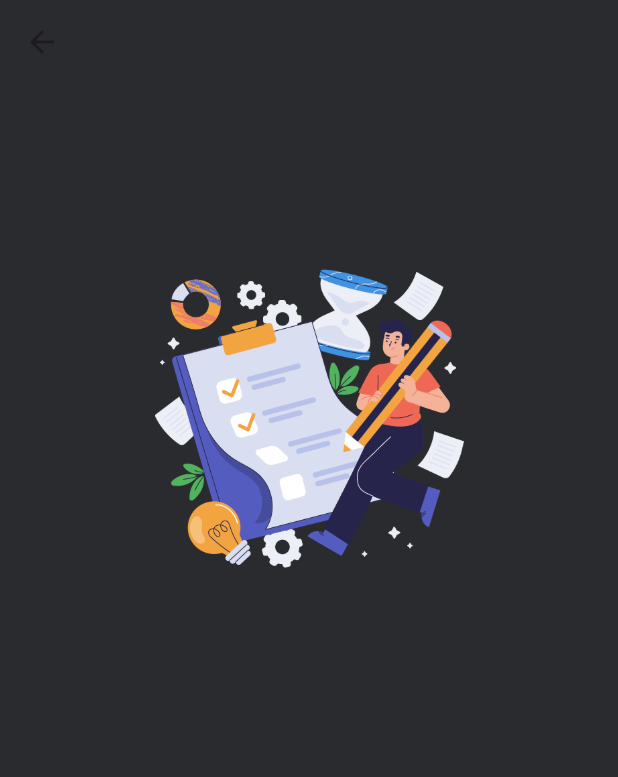
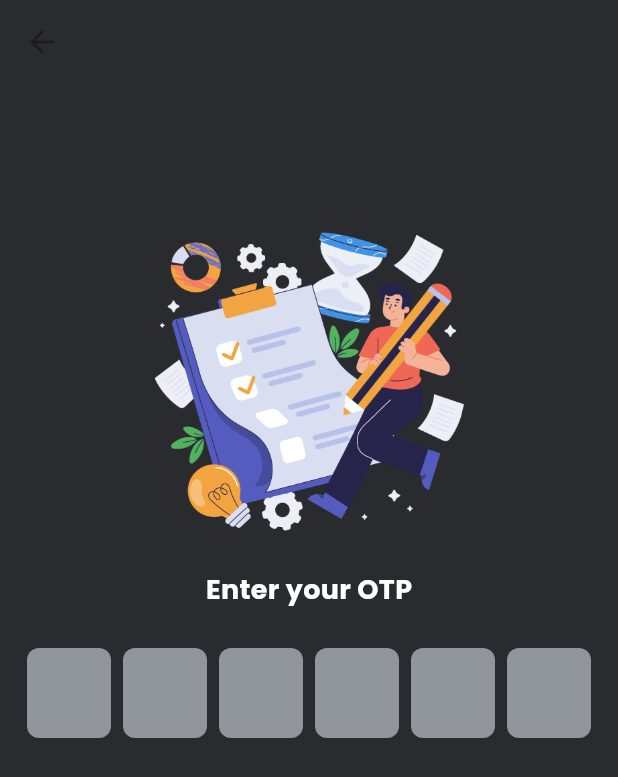
Before and after one commit to Njuguna-JohnBrian/taskify, a Flutter app: the OtpPage screen opened directly, on a phone screen of 412 x 824 dp. Shown: the top 777 px of the screen. Run offline on Flutter 3.47's test engine with Material 2 defaults, Android fonts, the phone set to English and light mode, and no system bars; drawn by our look-alikes of pinput; our stand-ins replace country_picker, flutter_screenutil, flutter_vector_icons, google_fonts, hooks_riverpod, smooth_page_indicator.

Commit message:
warp up on OTP page

```diff
--- a/lib/features/auth/pages/otp_page.dart
+++ b/lib/features/auth/pages/otp_page.dart
@@ -1,6 +1,9 @@
 import 'package:flutter/material.dart';
+import 'package:pinput/pinput.dart';
 import 'package:taskify/common/utils/constants.dart';
+import 'package:taskify/common/widgets/appstyle.dart';
 import 'package:taskify/common/widgets/height_spacer.dart';
+import 'package:taskify/common/widgets/reusable_text.dart';
 
 class OtpPage extends StatelessWidget {
   const OtpPage({super.key});
@@ -17,7 +20,7 @@ class OtpPage extends StatelessWidget {
             crossAxisAlignment: CrossAxisAlignment.center,
             children: [
               HeightSpacer(
-                hieght: AppConsts.kHeight * 0.15,
+                hieght: AppConsts.kHeight * 0.12,
               ),
               Padding(
                 padding: const EdgeInsets.symmetric(
@@ -31,6 +34,27 @@ class OtpPage extends StatelessWidget {
               const HeightSpacer(
                 hieght: 26,
               ),
+              ReusableText(
+                text: "Enter your OTP",
+                style: appstyle(
+                  18,
+                  AppConsts.kLight,
+                  FontWeight.bold,
+                ),
+              ),
+              const HeightSpacer(
+                hieght: 26,
+              ),
+              Pinput(
+                length: 6,
+                showCursor: true,
+                onCompleted: (value) {
+                  if (value.length == 6) {}
+                },
+                onSubmitted: (value) {
+                  if (value.length == 6) {}
+                },
+              )
             ],
           ),
         ),
--- a/lib/main.dart
+++ b/lib/main.dart
@@ -2,7 +2,7 @@ import 'package:flutter/material.dart';
 import 'package:flutter_screenutil/flutter_screenutil.dart';
 import 'package:hooks_riverpod/hooks_riverpod.dart';
 import 'package:taskify/common/utils/constants.dart';
-import 'package:taskify/features/onboarding/pages/onboarding.dart';
+import 'package:taskify/features/todo/pages/homepage.dart';
 
 void main() {
   runApp(
@@ -33,7 +33,7 @@ class MyApp extends StatelessWidget {
             ),
             useMaterial3: true,
           ),
-          home: const OnBoarding(),
+          home: const HomePage(),
         );
       },
     );
```
